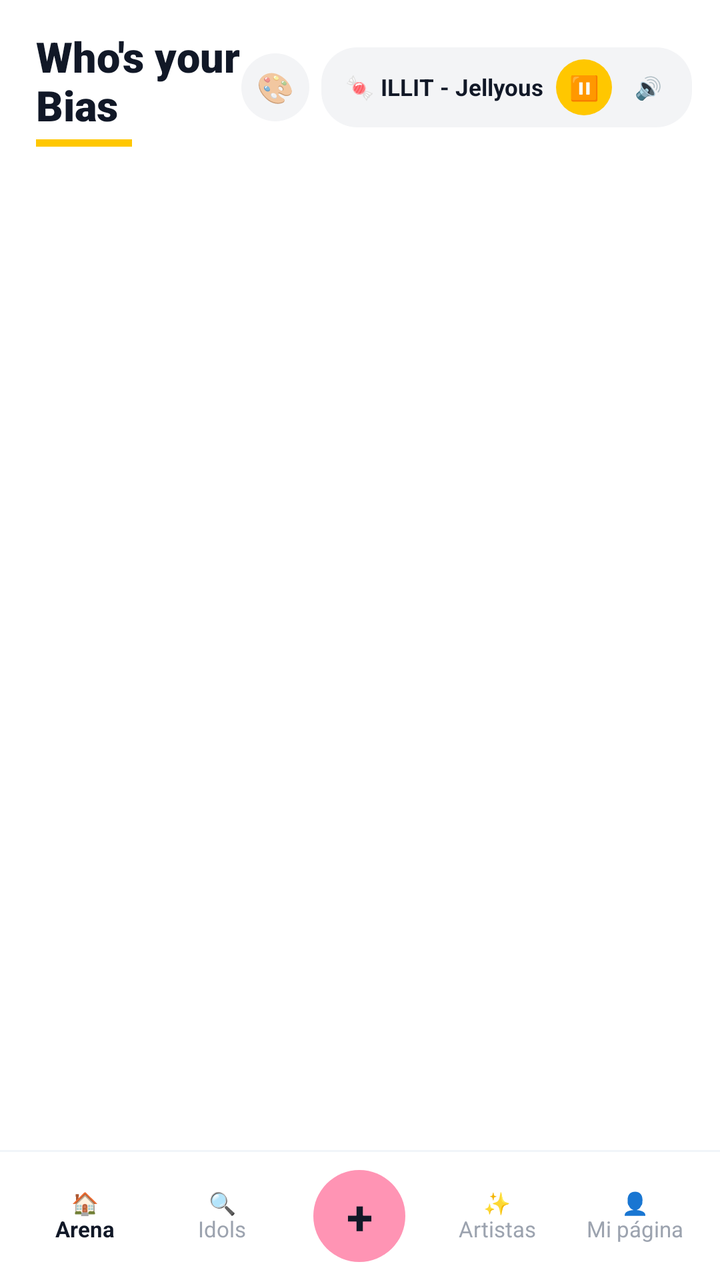
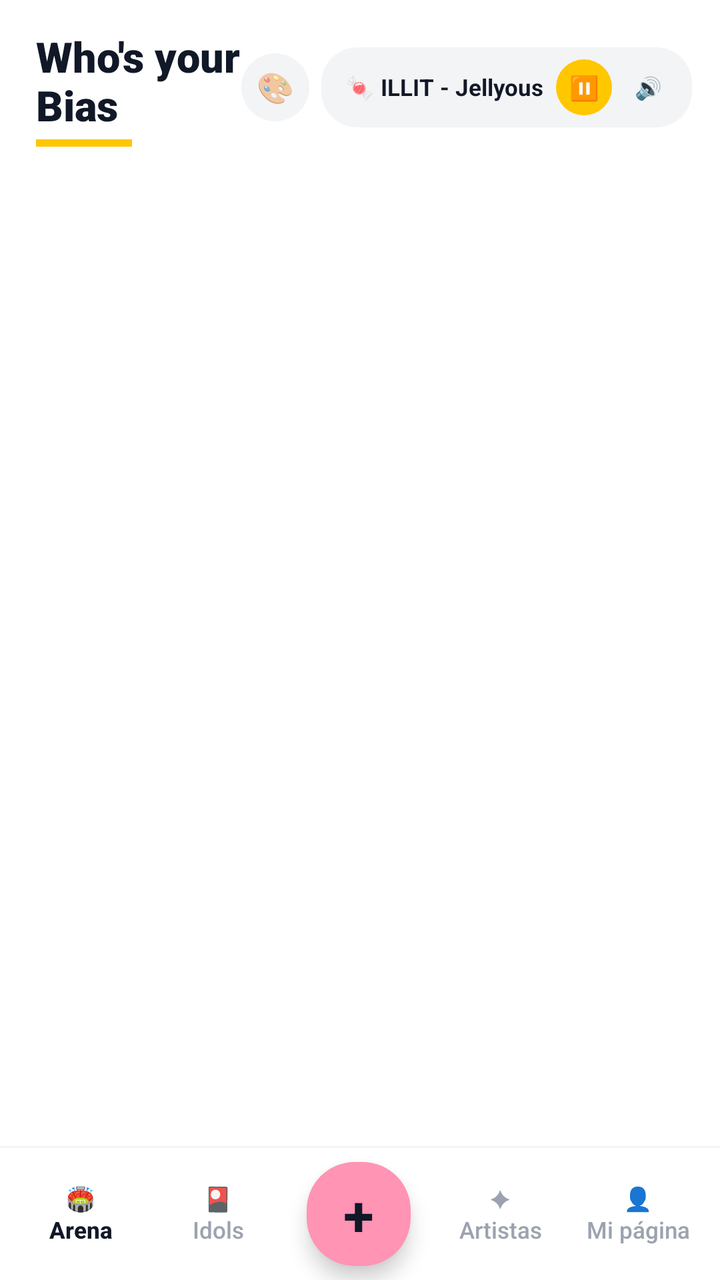

Two renders of the same Android screen: before a commit and after it. Below are the layout's source before the change and the commit's diff.
<!-- AndroidManifest.xml: application theme Theme.WhosYourBias -->
<!-- res/layout/activity_main.xml -->
<?xml version="1.0" encoding="utf-8"?>
<LinearLayout xmlns:android="http://schemas.android.com/apk/res/android"
    android:id="@+id/rootMainLayout"
    android:layout_width="match_parent"
    android:layout_height="match_parent"
    android:orientation="vertical"
    android:background="#FFFFFF">

    
    <LinearLayout
        android:id="@+id/topHeaderLayout"
        android:layout_width="match_parent"
        android:layout_height="wrap_content"
        android:orientation="horizontal"
        android:gravity="center_vertical"
        android:paddingStart="18dp"
        android:paddingEnd="14dp"
        android:paddingTop="14dp"
        android:paddingBottom="10dp"
        android:background="#FFFFFF">

        <LinearLayout
            android:layout_width="0dp"
            android:layout_height="wrap_content"
            android:layout_weight="1"
            android:orientation="vertical">

            <TextView
                android:id="@+id/tvAppTitleHeader"
                android:layout_width="wrap_content"
                android:layout_height="wrap_content"
                android:text="@string/app_name"
                android:textColor="#111827"
                android:textSize="21sp"
                android:fontFamily="sans-serif-black"
                android:textStyle="bold" />

            
            <View
                android:id="@+id/viewHeaderUnderline"
                android:layout_width="48dp"
                android:layout_height="3.5dp"
                android:layout_marginTop="3dp"
                android:background="#FFC700" />
        </LinearLayout>

        
        <TextView
            android:id="@+id/btnOpenThemeStudio"
            android:layout_width="34dp"
            android:layout_height="34dp"
            android:gravity="center"
            android:text="🎨"
            android:textSize="15sp"
            android:background="@drawable/bg_chip_tag"
            android:layout_marginEnd="6dp" />

        
        <LinearLayout
            android:layout_width="wrap_content"
            android:layout_height="wrap_content"
            android:orientation="horizontal"
            android:gravity="center_vertical"
            android:paddingStart="12dp"
            android:paddingEnd="8dp"
            android:paddingTop="6dp"
            android:paddingBottom="6dp"
            android:background="@drawable/bg_chip_tag">

            <TextView
                android:id="@+id/tvBgmTitle"
                android:layout_width="wrap_content"
                android:layout_height="wrap_content"
                android:maxWidth="135dp"
                android:text="🍬 ILLIT - Jellyous"
                android:textColor="#111827"
                android:textSize="11.5sp"
                android:textStyle="bold"
                android:singleLine="true"
                android:ellipsize="end"
                android:layout_marginEnd="6dp" />

            <TextView
                android:id="@+id/btnBgmPlayPause"
                android:layout_width="28dp"
                android:layout_height="28dp"
                android:gravity="center"
                android:text="⏸"
                android:textColor="#111827"
                android:textSize="12sp"
                android:background="@drawable/bg_btn_primary"
                android:layout_marginEnd="4dp" />

            <TextView
                android:id="@+id/btnBgmMute"
                android:layout_width="28dp"
                android:layout_height="28dp"
                android:gravity="center"
                android:text="🔊"
                android:textColor="#111827"
                android:textSize="11sp" />

            <TextView
                android:id="@+id/btnBgmChangeSong"
                android:layout_width="0dp"
                android:layout_height="0dp"
                android:visibility="gone" />

            <TextView
                android:id="@+id/btnBgmVideoToggle"
                android:layout_width="0dp"
                android:layout_height="0dp"
                android:visibility="gone" />
        </LinearLayout>

        
        <TextView
            android:id="@+id/btnHeaderGacha"
            android:layout_width="0dp"
            android:layout_height="0dp"
            android:visibility="gone" />

        <TextView
            android:id="@+id/btnHeaderImport"
            android:layout_width="0dp"
            android:layout_height="0dp"
            android:visibility="gone" />
    </LinearLayout>

    <FrameLayout
        android:id="@+id/bgmVideoContainer"
        android:layout_width="0dp"
        android:layout_height="0dp"
        android:visibility="gone">
        <WebView
            android:id="@+id/bgmWebView"
            android:layout_width="1dp"
            android:layout_height="1dp" />
    </FrameLayout>

    
    <FrameLayout
        android:id="@+id/mainContentContainer"
        android:layout_width="match_parent"
        android:layout_height="0dp"
        android:layout_weight="1"
        android:background="#FFFFFF" />

    <View
        android:layout_width="match_parent"
        android:layout_height="1dp"
        android:background="#F1F5F9" />

    
    <LinearLayout
        android:id="@+id/bottomNavLayout"
        android:layout_width="match_parent"
        android:layout_height="64dp"
        android:orientation="horizontal"
        android:background="#FFFFFF"
        android:gravity="center"
        android:paddingStart="8dp"
        android:paddingEnd="8dp">

        <TextView
            android:id="@+id/tabBtnArena"
            android:layout_width="0dp"
            android:layout_height="match_parent"
            android:layout_weight="1"
            android:gravity="center"
            android:text="🏠\nArena"
            android:textColor="#111827"
            android:textStyle="bold"
            android:textSize="11sp" />

        <TextView
            android:id="@+id/tabBtnIdols"
            android:layout_width="0dp"
            android:layout_height="match_parent"
            android:layout_weight="1"
            android:gravity="center"
            android:text="🔍\nIdols"
            android:textColor="#9CA3AF"
            android:textSize="11sp" />

        
        <FrameLayout
            android:layout_width="0dp"
            android:layout_height="match_parent"
            android:layout_weight="1">

            <TextView
                android:id="@+id/btnCenterPlus"
                android:layout_width="46dp"
                android:layout_height="46dp"
                android:layout_gravity="center"
                android:gravity="center"
                android:text="+"
                android:textColor="#111827"
                android:textSize="24sp"
                android:textStyle="bold"
                android:background="@drawable/bg_btn_gold" />
        </FrameLayout>

        <TextView
            android:id="@+id/tabBtnGroups"
            android:layout_width="0dp"
            android:layout_height="match_parent"
            android:layout_weight="1"
            android:gravity="center"
            android:text="✨\nArtistas"
            android:textColor="#9CA3AF"
            android:textSize="11sp" />

        <TextView
            android:id="@+id/tabBtnHallOfFame"
            android:layout_width="0dp"
            android:layout_height="match_parent"
            android:layout_weight="1"
            android:gravity="center"
            android:text="👤\nMi página"
            android:textColor="#9CA3AF"
            android:textSize="11sp" />
    </LinearLayout>

</LinearLayout>
<!-- resources referenced by this layout -->
<resources>
  <!-- drawable bg_btn_gold (drawable) -->
  <?xml version="1.0" encoding="utf-8"?>
  <shape xmlns:android="http://schemas.android.com/apk/res/android"
      android:shape="rectangle">
      <solid android:color="#FF94B4" />
      <corners android:radius="24dp" />
  </shape>
  <!-- drawable bg_btn_primary (drawable) -->
  <?xml version="1.0" encoding="utf-8"?>
  <shape xmlns:android="http://schemas.android.com/apk/res/android"
      android:shape="rectangle">
      <solid android:color="#FFC700" />
      <corners android:radius="24dp" />
  </shape>
  <!-- drawable bg_chip_tag (drawable) -->
  <?xml version="1.0" encoding="utf-8"?>
  <shape xmlns:android="http://schemas.android.com/apk/res/android"
      android:shape="rectangle">
      <solid android:color="#F3F4F6" />
      <corners android:radius="18dp" />
  </shape>
  <string name="app_name">Who\'s your Bias</string>
  <style name="Theme.WhosYourBias" parent="Theme.MaterialComponents.Light.NoActionBar">
          <item name="colorPrimary">#111827</item>
          <item name="colorPrimaryVariant">#1F2937</item>
          <item name="colorOnPrimary">#FFFFFF</item>
          <item name="colorSecondary">#FFC700</item>
          <item name="colorOnSecondary">#111827</item>
          <item name="android:statusBarColor">#FFFFFF</item>
          <item name="android:windowLightStatusBar" tools:targetApi="m">true</item>
          <item name="android:navigationBarColor">#FFFFFF</item>
          <item name="android:windowBackground">#FFFFFF</item>
          <item name="android:textColorPrimary">#111827</item>
          <item name="android:textColorSecondary">#6B7280</item>
      </style>
</resources>

<!-- the commit's change to res/layout/activity_main.xml (unified diff, before → after) -->
@@ -155,12 +155,12 @@
     <LinearLayout
         android:id="@+id/bottomNavLayout"
         android:layout_width="match_parent"
-        android:layout_height="64dp"
+        android:layout_height="66dp"
         android:orientation="horizontal"
         android:background="#FFFFFF"
         android:gravity="center"
-        android:paddingStart="8dp"
-        android:paddingEnd="8dp">
+        android:paddingStart="6dp"
+        android:paddingEnd="6dp">
 
         <TextView
             android:id="@+id/tabBtnArena"
@@ -168,10 +168,12 @@
             android:layout_height="match_parent"
             android:layout_weight="1"
             android:gravity="center"
-            android:text="🏠\nArena"
+            android:text="🏟️\nArena"
             android:textColor="#111827"
             android:textStyle="bold"
-            android:textSize="11sp" />
+            android:fontFamily="sans-serif-medium"
+            android:textSize="11.5sp"
+            android:lineSpacingExtra="2dp" />
 
         <TextView
             android:id="@+id/tabBtnIdols"
@@ -179,26 +181,29 @@
             android:layout_height="match_parent"
             android:layout_weight="1"
             android:gravity="center"
-            android:text="🔍\nIdols"
+            android:text="🎴\nIdols"
             android:textColor="#9CA3AF"
-            android:textSize="11sp" />
+            android:fontFamily="sans-serif-medium"
+            android:textSize="11.5sp"
+            android:lineSpacingExtra="2dp" />
 
         
         <FrameLayout
             android:layout_width="0dp"
             android:layout_height="match_parent"
-            android:layout_weight="1">
+            android:layout_weight="1.05">
 
             <TextView
                 android:id="@+id/btnCenterPlus"
-                android:layout_width="46dp"
-                android:layout_height="46dp"
+                android:layout_width="52dp"
+                android:layout_height="52dp"
                 android:layout_gravity="center"
                 android:gravity="center"
                 android:text="+"
                 android:textColor="#111827"
-                android:textSize="24sp"
+                android:textSize="28sp"
                 android:textStyle="bold"
+                android:elevation="6dp"
                 android:background="@drawable/bg_btn_gold" />
         </FrameLayout>
 
@@ -208,9 +213,11 @@
             android:layout_height="match_parent"
             android:layout_weight="1"
             android:gravity="center"
-            android:text="✨\nArtistas"
+            android:text="✦\nArtistas"
             android:textColor="#9CA3AF"
-            android:textSize="11sp" />
+            android:fontFamily="sans-serif-medium"
+            android:textSize="11.5sp"
+            android:lineSpacingExtra="2dp" />
 
         <TextView
             android:id="@+id/tabBtnHallOfFame"
@@ -220,7 +227,9 @@
             android:gravity="center"
             android:text="👤\nMi página"
             android:textColor="#9CA3AF"
-            android:textSize="11sp" />
+            android:fontFamily="sans-serif-medium"
+            android:textSize="11.5sp"
+            android:lineSpacingExtra="2dp" />
     </LinearLayout>
 
 </LinearLayout>
